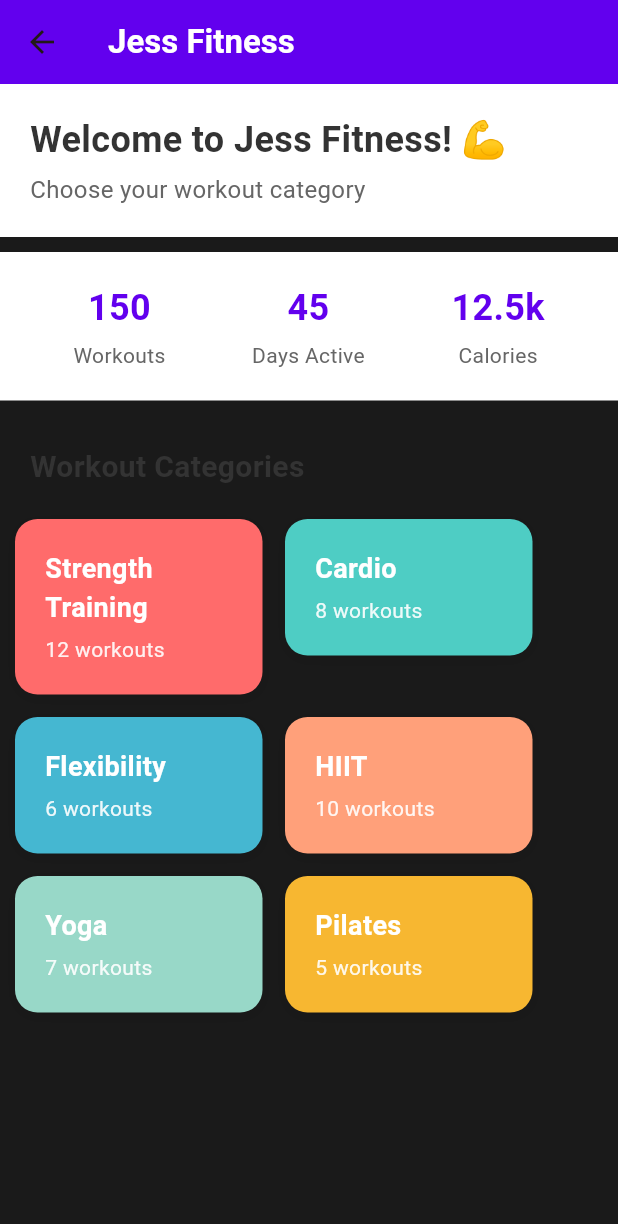
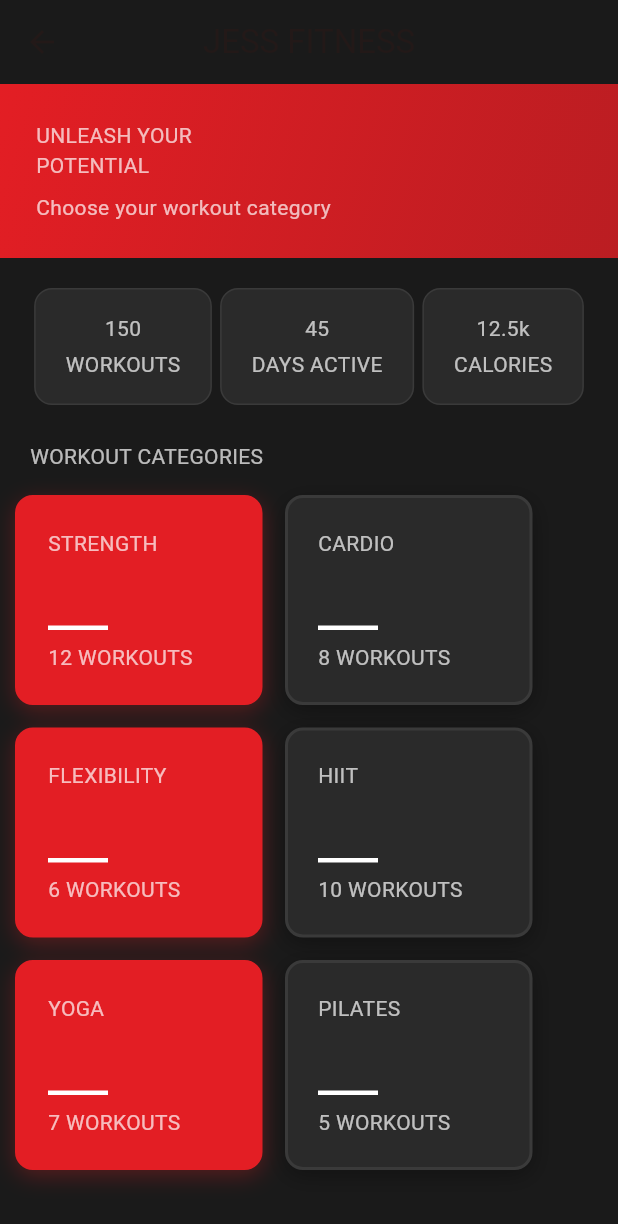
Before and after one commit to somkheartk/jess-fitness, a Flutter app: the HomeScreen screen opened directly, on a phone screen of 412 x 824 dp. Shown: the top 1224 px of the screen. Run offline on Flutter 3.47's test engine with Material 3 defaults, Android fonts, the phone set to English and light mode, and no system bars; statements that could not run were skipped.

Commit message:
Update home screen with Jetts-style bold design
Co-authored-by: somkheartk <43743072+somkheartk@users.noreply.github.com>

```diff
--- a/lib/screens/home_screen.dart
+++ b/lib/screens/home_screen.dart
@@ -6,48 +6,78 @@ class HomeScreen extends StatelessWidget {
   @override
   Widget build(BuildContext context) {
     return Scaffold(
+      backgroundColor: const Color(0xFF1A1A1A),
       appBar: AppBar(
         title: const Text(
-          'Jess Fitness',
-          style: TextStyle(color: Colors.white, fontWeight: FontWeight.bold),
+          'JESS FITNESS',
+          style: TextStyle(
+            color: Colors.white,
+            fontWeight: FontWeight.w900,
+            letterSpacing: 2,
           ),
-        backgroundColor: const Color(0xFF6200EE),
+        ),
+        backgroundColor: const Color(0xFF1A1A1A),
+        elevation: 0,
+        centerTitle: true,
       ),
       body: SingleChildScrollView(
         child: Column(
           crossAxisAlignment: CrossAxisAlignment.start,
           children: [
-            // Header Section
+            // Header Section with Red Accent
             Container(
               width: double.infinity,
-              padding: const EdgeInsets.all(20),
-              color: Colors.white,
+              padding: const EdgeInsets.all(24),
+              decoration: BoxDecoration(
+                gradient: LinearGradient(
+                  begin: Alignment.topLeft,
+                  end: Alignment.bottomRight,
+                  colors: [
+                    const Color(0xFFE31E24),
+                    const Color(0xFFE31E24).withOpacity(0.8),
+                  ],
+                ),
+              ),
               child: const Column(
                 crossAxisAlignment: CrossAxisAlignment.start,
                 children: [
                   Text(
-                    'Welcome to Jess Fitness! 💪',
+                    'UNLEASH YOUR',
                     style: TextStyle(
-                      fontSize: 24,
-                      fontWeight: FontWeight.bold,
-                      color: Color(0xFF333333),
+                      fontSize: 16,
+                      fontWeight: FontWeight.w700,
+                      color: Colors.white70,
+                      letterSpacing: 2,
                     ),
                   ),
-                  SizedBox(height: 5),
+                  Text(
+                    'POTENTIAL',
+                    style: TextStyle(
+                      fontSize: 32,
+                      fontWeight: FontWeight.w900,
+                      color: Colors.white,
+                      letterSpacing: 2,
+                    ),
+                  ),
+                  SizedBox(height: 8),
                   Text(
                     'Choose your workout category',
-                    style: TextStyle(fontSize: 16, color: Color(0xFF666666)),
+                    style: TextStyle(
+                      fontSize: 14,
+                      color: Colors.white,
+                      fontWeight: FontWeight.w400,
+                    ),
                   ),
                 ],
               ),
             ),
 
-            const SizedBox(height: 10),
+            const SizedBox(height: 20),
 
-            // Stats Section
+            // Stats Section - Dark Cards
             Container(
-              padding: const EdgeInsets.all(20),
-              color: Colors.white,
+              padding: const EdgeInsets.symmetric(horizontal: 20),
+              color: const Color(0xFF1A1A1A),
               child: Row(
                 mainAxisAlignment: MainAxisAlignment.spaceAround,
                 children: [
@@ -58,34 +88,37 @@ class HomeScreen extends StatelessWidget {
               ),
             ),
 
-            const SizedBox(height: 10),
+            const SizedBox(height: 24),
 
             // Categories Section
             const Padding(
-              padding: EdgeInsets.all(20),
+              padding: EdgeInsets.symmetric(horizontal: 20),
               child: Text(
-                'Workout Categories',
+                'WORKOUT CATEGORIES',
                 style: TextStyle(
                   fontSize: 20,
-                  fontWeight: FontWeight.bold,
-                  color: Color(0xFF333333),
+                  fontWeight: FontWeight.w900,
+                  color: Colors.white,
+                  letterSpacing: 1.5,
                 ),
               ),
             ),
 
-            // Category Cards
+            const SizedBox(height: 16),
+
+            // Category Cards with Bold Design
             Padding(
               padding: const EdgeInsets.symmetric(horizontal: 10),
               child: Wrap(
                 spacing: 15,
                 runSpacing: 15,
                 children: [
-                  _buildCategoryCard('Strength Training', '12 workouts', const Color(0xFFFF6B6B)),
-                  _buildCategoryCard('Cardio', '8 workouts', const Color(0xFF4ECDC4)),
-                  _buildCategoryCard('Flexibility', '6 workouts', const Color(0xFF45B7D1)),
-                  _buildCategoryCard('HIIT', '10 workouts', const Color(0xFFFFA07A)),
-                  _buildCategoryCard('Yoga', '7 workouts', const Color(0xFF98D8C8)),
-                  _buildCategoryCard('Pilates', '5 workouts', const Color(0xFFF7B731)),
+                  _buildCategoryCard('STRENGTH', '12 workouts', const Color(0xFFE31E24)),
+                  _buildCategoryCard('CARDIO', '8 workouts', const Color(0xFF2A2A2A)),
+                  _buildCategoryCard('FLEXIBILITY', '6 workouts', const Color(0xFFE31E24)),
+                  _buildCategoryCard('HIIT', '10 workouts', const Color(0xFF2A2A2A)),
+                  _buildCategoryCard('YOGA', '7 workouts', const Color(0xFFE31E24)),
+                  _buildCategoryCard('PILATES', '5 workouts', const Color(0xFF2A2A2A)),
                 ],
               ),
             ),
@@ -98,56 +131,102 @@ class HomeScreen extends StatelessWidget {
   }
 
   Widget _buildStatBox(String number, String label) {
-    return Column(
+    return Container(
+      padding: const EdgeInsets.symmetric(horizontal: 20, vertical: 16),
+      decoration: BoxDecoration(
+        color: const Color(0xFF2A2A2A),
+        borderRadius: BorderRadius.circular(12),
+        border: Border.all(
+          color: const Color(0xFF3A3A3A),
+          width: 1,
+        ),
+      ),
+      child: Column(
         children: [
           Text(
             number,
             style: const TextStyle(
-            fontSize: 24,
-            fontWeight: FontWeight.bold,
-            color: Color(0xFF6200EE),
+              fontSize: 28,
+              fontWeight: FontWeight.w900,
+              color: Color(0xFFE31E24),
             ),
           ),
-        const SizedBox(height: 5),
+          const SizedBox(height: 4),
           Text(
-          label,
+            label.toUpperCase(),
             style: const TextStyle(
-            fontSize: 14,
-            color: Color(0xFF666666),
+              fontSize: 11,
+              color: Colors.white70,
+              fontWeight: FontWeight.w600,
+              letterSpacing: 1,
             ),
           ),
         ],
+      ),
     );
   }
 
   Widget _buildCategoryCard(String name, String workouts, Color color) {
     return Container(
       width: 165,
+      height: 140,
       padding: const EdgeInsets.all(20),
       decoration: BoxDecoration(
         color: color,
-        borderRadius: BorderRadius.circular(15),
+        borderRadius: BorderRadius.circular(12),
+        border: Border.all(
+          color: color == const Color(0xFFE31E24)
+              ? const Color(0xFFE31E24)
+              : const Color(0xFF3A3A3A),
+          width: 2,
+        ),
         boxShadow: [
           BoxShadow(
-            color: Colors.black.withOpacity(0.1),
-            blurRadius: 8,
-            offset: const Offset(0, 2),
+            color: color == const Color(0xFFE31E24)
+                ? const Color(0xFFE31E24).withOpacity(0.3)
+                : Colors.black.withOpacity(0.3),
+            blurRadius: 12,
+            offset: const Offset(0, 4),
           ),
         ],
       ),
       child: Column(
         crossAxisAlignment: CrossAxisAlignment.start,
+        mainAxisAlignment: MainAxisAlignment.spaceBetween,
         children: [
           Text(
             name,
             style: const TextStyle(
               fontSize: 18,
-              fontWeight: FontWeight.bold,
+              fontWeight: FontWeight.w900,
+              color: Colors.white,
+              letterSpacing: 1,
+            ),
+          ),
+          Column(
+            crossAxisAlignment: CrossAxisAlignment.start,
+            children: [
+              Container(
+                height: 3,
+                width: 40,
                 color: Colors.white,
               ),
+              const SizedBox(height: 8),
+              Text(
+                workouts.toUpperCase(),
+                style: TextStyle(
+                  fontSize: 12,
+                  color: Colors.white.withOpacity(0.8),
+                  fontWeight: FontWeight.w600,
+                  letterSpacing: 1,
                 ),
-          const SizedBox(height: 5),
-          Text(
+              ),
+            ],
+          ),
+        ],
+      ),
+    );
+  }
             workouts,
             style: TextStyle(
               fontSize: 14,
```
Lines whose indentation alone changed are shown as unchanged.
